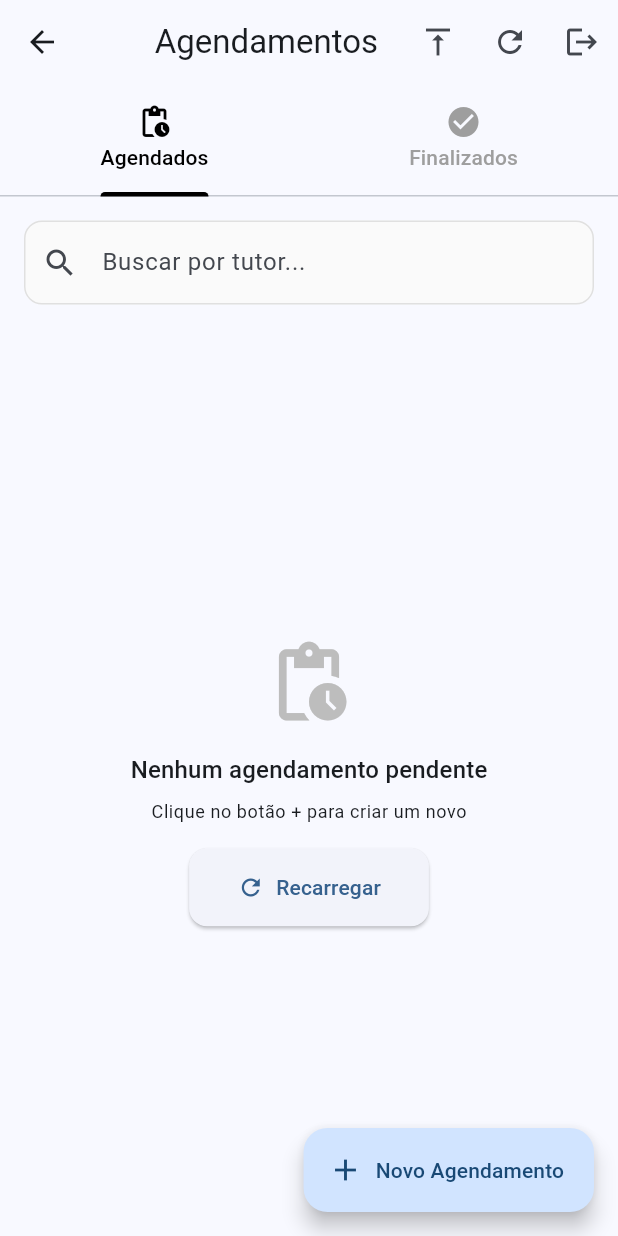
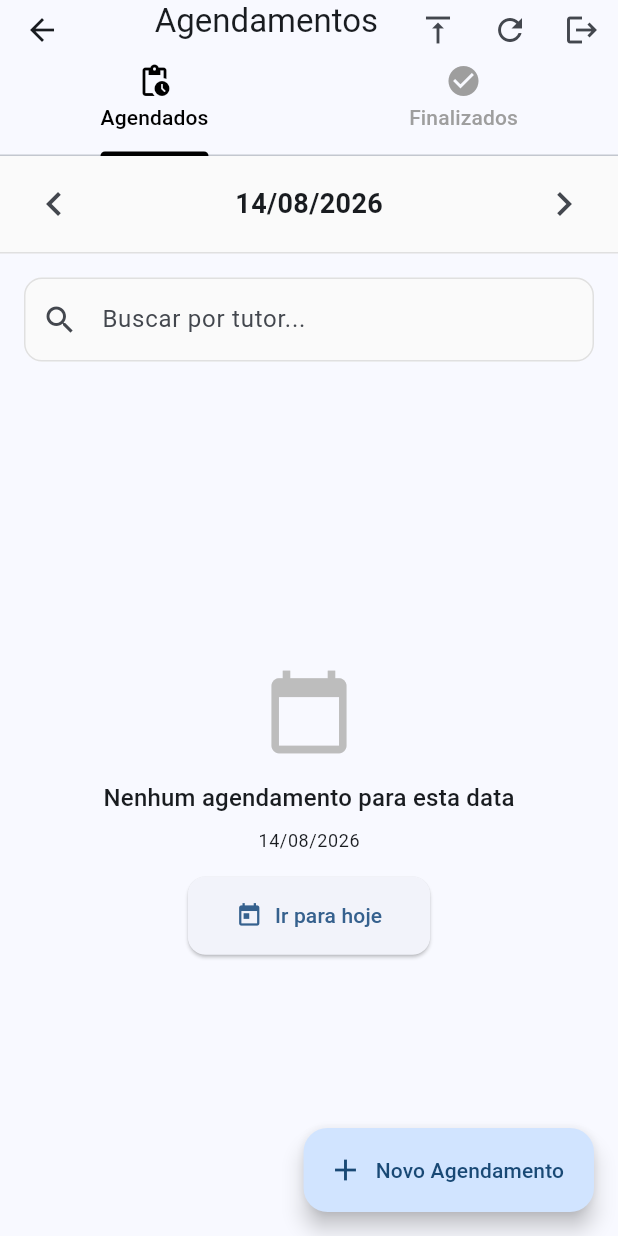
Before and after one commit to FagionatoRafael/agendamentoPet, a Flutter app: the HomeScreen screen opened by its route, on a phone screen of 412 x 824 dp. Run offline on Flutter 3.47's test engine with Material 3 defaults, Android fonts, the phone set to English and light mode, and no system bars; our stand-ins replace cloud_firestore, firebase_auth, firebase_core, flutter_dotenv; accounts and stored records are empty.

Commit message:
add um filtro de tempo para mostrar os card e icone do app

```diff
--- a/lib/screens/home/home_screen.dart
+++ b/lib/screens/home/home_screen.dart
@@ -1,9 +1,11 @@
 import 'package:flutter/material.dart';
 import 'package:provider/provider.dart';
+import 'package:intl/intl.dart';
 import '../../../providers/auth_provider.dart';
 import '../../../providers/appointment_provider.dart';
 import '../../../core/routes.dart';
 import '../../../widgets/appointment_card.dart';
+import '../../models/appointment.dart';
 
 class HomeScreen extends StatefulWidget {
   const HomeScreen({super.key});
@@ -12,15 +14,19 @@ class HomeScreen extends StatefulWidget {
   State<HomeScreen> createState() => _HomeScreenState();
 }
 
-class _HomeScreenState extends State<HomeScreen> with SingleTickerProviderStateMixin {
+class _HomeScreenState extends State<HomeScreen>
+    with SingleTickerProviderStateMixin {
   final TextEditingController _searchController = TextEditingController();
   final ScrollController _scrollController = ScrollController();
   bool _isRefreshing = false;
   int _previousItemCount = 0;
 
-  // Controle de abas
   late TabController _tabController;
   int _currentTabIndex = 0;
+
+  DateTime _selectedDate = DateTime.now();
+  final DateFormat _dateFormat = DateFormat('dd/MM/yyyy');
+  final DateFormat _dayFormat = DateFormat('EEEE');
 
   @override
   void initState() {
@@ -121,7 +127,9 @@ class _HomeScreenState extends State<HomeScreen> with SingleTickerProviderStateM
     );
 
     if (confirm == true) {
-      final success = await context.read<AppointmentProvider>().deleteAppointment(id);
+      final success = await context
+          .read<AppointmentProvider>()
+          .deleteAppointment(id);
       if (success && mounted) {
         ScaffoldMessenger.of(context).showSnackBar(
           const SnackBar(content: Text('Agendamento excluído com sucesso!')),
@@ -130,7 +138,40 @@ class _HomeScreenState extends State<HomeScreen> with SingleTickerProviderStateM
     }
   }
 
-  // Método para finalizar agendamento
+  void _nextDay() {
+    setState(() {
+      _selectedDate = _selectedDate.add(const Duration(days: 1));
+    });
+  }
+
+  void _previousDay() {
+    setState(() {
+      _selectedDate = _selectedDate.subtract(const Duration(days: 1));
+    });
+  }
+
+  void _goToToday() {
+    setState(() {
+      _selectedDate = DateTime.now();
+    });
+  }
+
+  List<Appointment> _filterByDate(List<Appointment> appointments) {
+    return appointments.where((appointment) {
+      final appointmentDate = DateTime(
+        appointment.date.year,
+        appointment.date.month,
+        appointment.date.day,
+      );
+      final selectedDate = DateTime(
+        _selectedDate.year,
+        _selectedDate.month,
+        _selectedDate.day,
+      );
+      return appointmentDate == selectedDate;
+    }).toList();
+  }
+
   void _handleComplete(String id) {
     showDialog(
       context: context,
@@ -144,7 +185,7 @@ class _HomeScreenState extends State<HomeScreen> with SingleTickerProviderStateM
           ),
           TextButton(
             onPressed: () {
-              var completed = context.read<AppointmentProvider>().completeAppointment(id);
+              context.read<AppointmentProvider>().completeAppointment(id);
               Navigator.pop(context);
               ScaffoldMessenger.of(context).showSnackBar(
                 const SnackBar(
@@ -161,7 +202,6 @@ class _HomeScreenState extends State<HomeScreen> with SingleTickerProviderStateM
     );
   }
 
-  // Método para reabrir agendamento finalizado
   void _handleReopen(String id) {
     showDialog(
       context: context,
@@ -192,27 +232,43 @@ class _HomeScreenState extends State<HomeScreen> with SingleTickerProviderStateM
     );
   }
 
+  bool _hasAppointmentsOnDate(List<Appointment> appointments) {
+    return appointments.any((appointment) {
+      final appointmentDate = DateTime(
+        appointment.date.year,
+        appointment.date.month,
+        appointment.date.day,
+      );
+      final selectedDate = DateTime(
+        _selectedDate.year,
+        _selectedDate.month,
+        _selectedDate.day,
+      );
+      return appointmentDate == selectedDate;
+    });
+  }
+
   @override
   Widget build(BuildContext context) {
     return Scaffold(
       appBar: AppBar(
         title: const Text('Agendamentos'),
-        bottom: TabBar(
+        // 🆕 Define a altura da toolbar
+        toolbarHeight: 56,
+        // 🆕 Usa PreferredSize para o TabBar
+        bottom: PreferredSize(
+          preferredSize: const Size.fromHeight(48),
+          child: TabBar(
             controller: _tabController,
             tabs: const [
-            Tab(
-              icon: Icon(Icons.pending_actions),
-              text: 'Agendados',
-            ),
-            Tab(
-              icon: Icon(Icons.check_circle),
-              text: 'Finalizados',
-            ),
+              Tab(icon: Icon(Icons.pending_actions), text: 'Agendados'),
+              Tab(icon: Icon(Icons.check_circle), text: 'Finalizados'),
             ],
             labelColor: Colors.black,
             unselectedLabelColor: Colors.grey,
             indicatorColor: Colors.black,
             indicatorWeight: 3,
+          ),
         ),
         actions: [
           IconButton(
@@ -246,6 +302,80 @@ class _HomeScreenState extends State<HomeScreen> with SingleTickerProviderStateM
       ),
       body: Column(
         children: [
+          // Seletor de data
+          Container(
+            padding: const EdgeInsets.symmetric(horizontal: 12, vertical: 8),
+            decoration: BoxDecoration(
+              color: Colors.grey.shade50,
+              border: Border(bottom: BorderSide(color: Colors.grey.shade300)),
+            ),
+            child: Row(
+              children: [
+                IconButton(
+                  icon: const Icon(Icons.chevron_left, size: 32),
+                  onPressed: _previousDay,
+                  tooltip: 'Dia anterior',
+                ),
+                Expanded(
+                  child: GestureDetector(
+                    onDoubleTap: _goToToday,
+                    child: Column(
+                      mainAxisSize: MainAxisSize.min,
+                      children: [
+                        Text(
+                          _dateFormat.format(_selectedDate),
+                          style: const TextStyle(
+                            fontSize: 18,
+                            fontWeight: FontWeight.bold,
+                          ),
+                        ),
+
+                        Consumer<AppointmentProvider>(
+                          builder: (context, provider, child) {
+                            final isActiveTab = _currentTabIndex == 0;
+                            final appointments = isActiveTab
+                                ? provider.activeAppointments
+                                : provider.completedAppointments;
+                            final hasAppointments = _hasAppointmentsOnDate(
+                              appointments,
+                            );
+
+                            return hasAppointments
+                                ? Container(
+                                    margin: const EdgeInsets.only(top: 2),
+                                    padding: const EdgeInsets.symmetric(
+                                      horizontal: 8,
+                                      vertical: 2,
+                                    ),
+                                    decoration: BoxDecoration(
+                                      color: Colors.green.shade100,
+                                      borderRadius: BorderRadius.circular(8),
+                                    ),
+                                    child: Text(
+                                      '${appointments.where((a) => DateTime(a.date.year, a.date.month, a.date.day) == DateTime(_selectedDate.year, _selectedDate.month, _selectedDate.day)).length} agendamentos',
+                                      style: TextStyle(
+                                        fontSize: 10,
+                                        color: Colors.green.shade700,
+                                        fontWeight: FontWeight.w500,
+                                      ),
+                                    ),
+                                  )
+                                : const SizedBox.shrink();
+                          },
+                        ),
+                      ],
+                    ),
+                  ),
+                ),
+                IconButton(
+                  icon: const Icon(Icons.chevron_right, size: 32),
+                  onPressed: _nextDay,
+                  tooltip: 'Próximo dia',
+                ),
+              ],
+            ),
+          ),
+          // Campo de busca
           Padding(
             padding: const EdgeInsets.all(16),
             child: TextField(
@@ -272,13 +402,12 @@ class _HomeScreenState extends State<HomeScreen> with SingleTickerProviderStateM
           Expanded(
             child: Consumer<AppointmentProvider>(
               builder: (context, provider, child) {
-                // Determina qual lista mostrar baseado na aba selecionada
                 final isActiveTab = _currentTabIndex == 0;
-                final appointments = isActiveTab
+                final allAppointments = isActiveTab
                     ? provider.activeAppointments
                     : provider.completedAppointments;
 
-                final currentCount = appointments.length;
+                final appointments = _filterByDate(allAppointments);
 
                 if (provider.isLoading && !_isRefreshing) {
                   return const Center(child: CircularProgressIndicator());
@@ -320,34 +449,27 @@ class _HomeScreenState extends State<HomeScreen> with SingleTickerProviderStateM
                       mainAxisAlignment: MainAxisAlignment.center,
                       children: [
                         Icon(
-                          isActiveTab
-                              ? Icons.pending_actions
-                              : Icons.check_circle,
+                          Icons.calendar_today,
                           size: 60,
                           color: Colors.grey.shade400,
                         ),
                         const SizedBox(height: 16),
                         Text(
-                          isActiveTab
-                              ? 'Nenhum agendamento pendente'
-                              : 'Nenhum agendamento finalizado',
+                          'Nenhum agendamento para esta data',
                           style: Theme.of(context).textTheme.titleMedium,
                         ),
                         const SizedBox(height: 8),
                         Text(
-                          isActiveTab
-                              ? 'Clique no botão + para criar um novo'
-                              : 'Finalize um agendamento para aparecer aqui',
+                          _dateFormat.format(_selectedDate),
                           style: Theme.of(context).textTheme.bodySmall,
                         ),
-                        if (isActiveTab) ...[
                         const SizedBox(height: 16),
+                        if (_selectedDate != DateTime.now())
                           ElevatedButton.icon(
-                            onPressed: _handleRefresh,
-                            icon: const Icon(Icons.refresh),
-                            label: const Text('Recarregar'),
+                            onPressed: _goToToday,
+                            icon: const Icon(Icons.today),
+                            label: const Text('Ir para hoje'),
                           ),
-                        ],
                       ],
                     ),
                   );
```
Also changed, not shown: lib/screens/splash/splash_screen.dart (+5 -9 lines), pubspec.yaml (+9 -0 lines), assets/icon/icone.png (added), pubspec.lock, 27 other files. Lines whose indentation alone changed are shown as unchanged.
